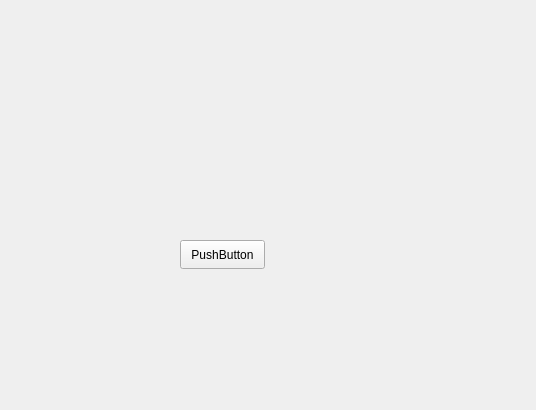
Above: ex_signalslot/widget.ui from tyw66/exQt before the change. Below: the same form after it.
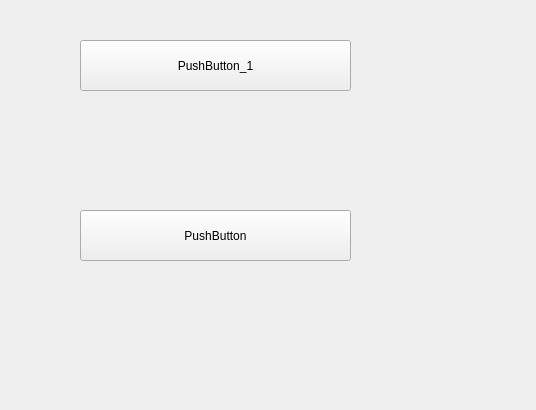
That is the form after the change.

```diff
--- a/ex_signalslot/widget.ui
+++ b/ex_signalslot/widget.ui
@@ -16,10 +16,23 @@
   <widget class="QPushButton" name="pushButton">
    <property name="geometry">
     <rect>
-     <x>180</x>
-     <y>240</y>
-     <width>85</width>
-     <height>29</height>
+     <x>80</x>
+     <y>40</y>
+     <width>271</width>
+     <height>51</height>
+    </rect>
+   </property>
+   <property name="text">
+    <string>PushButton_1</string>
+   </property>
+  </widget>
+  <widget class="QPushButton" name="pushButton_2">
+   <property name="geometry">
+    <rect>
+     <x>80</x>
+     <y>210</y>
+     <width>271</width>
+     <height>51</height>
     </rect>
    </property>
    <property name="text">
```
Left out of the diff: 2 changed lines with no effect on the pictures.
